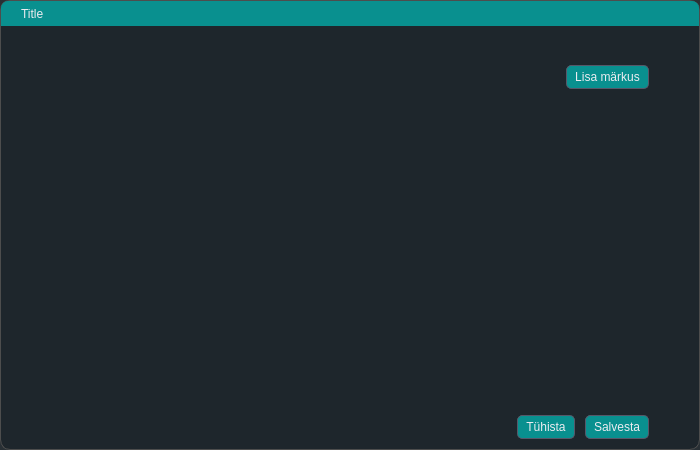
Old version of the form mailabl-qgis/widgets/asBuiltTools.ui in the repository TuloliKalver/mailabl-qgis.
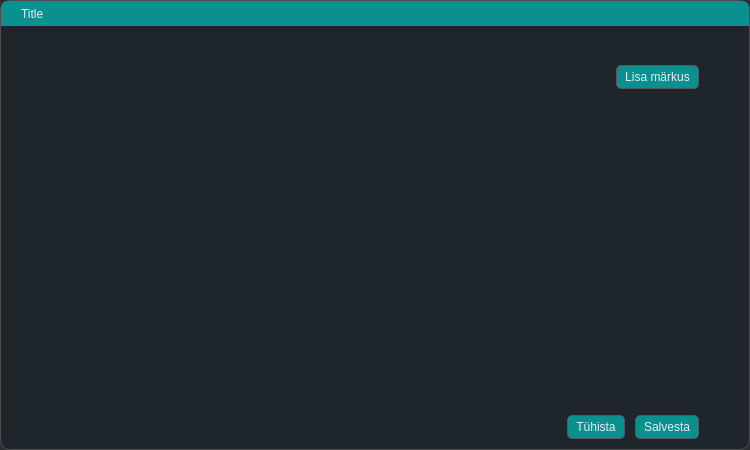
New version of the form. Icons and pictures are not drawn.

Diff of the .ui file:
```diff
--- a/mailabl-qgis/widgets/asBuiltTools.ui
+++ b/mailabl-qgis/widgets/asBuiltTools.ui
@@ -6,26 +6,26 @@
    <rect>
     <x>0</x>
     <y>0</y>
-    <width>700</width>
+    <width>750</width>
     <height>450</height>
    </rect>
   </property>
   <property name="sizePolicy">
-   <sizepolicy hsizetype="Fixed" vsizetype="Fixed">
+   <sizepolicy hsizetype="Expanding" vsizetype="Expanding">
     <horstretch>0</horstretch>
     <verstretch>0</verstretch>
    </sizepolicy>
   </property>
   <property name="minimumSize">
    <size>
-    <width>700</width>
+    <width>750</width>
     <height>450</height>
    </size>
   </property>
   <property name="maximumSize">
    <size>
-    <width>700</width>
-    <height>450</height>
+    <width>16777215</width>
+    <height>16777215</height>
    </size>
   </property>
   <property name="font">
```
